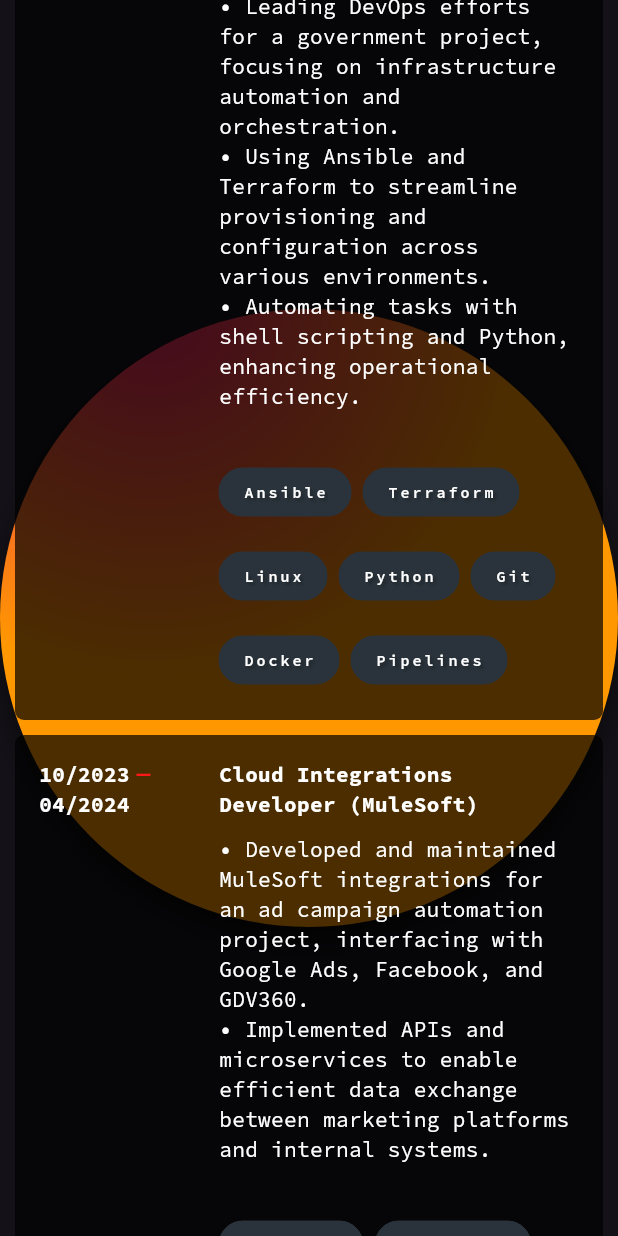
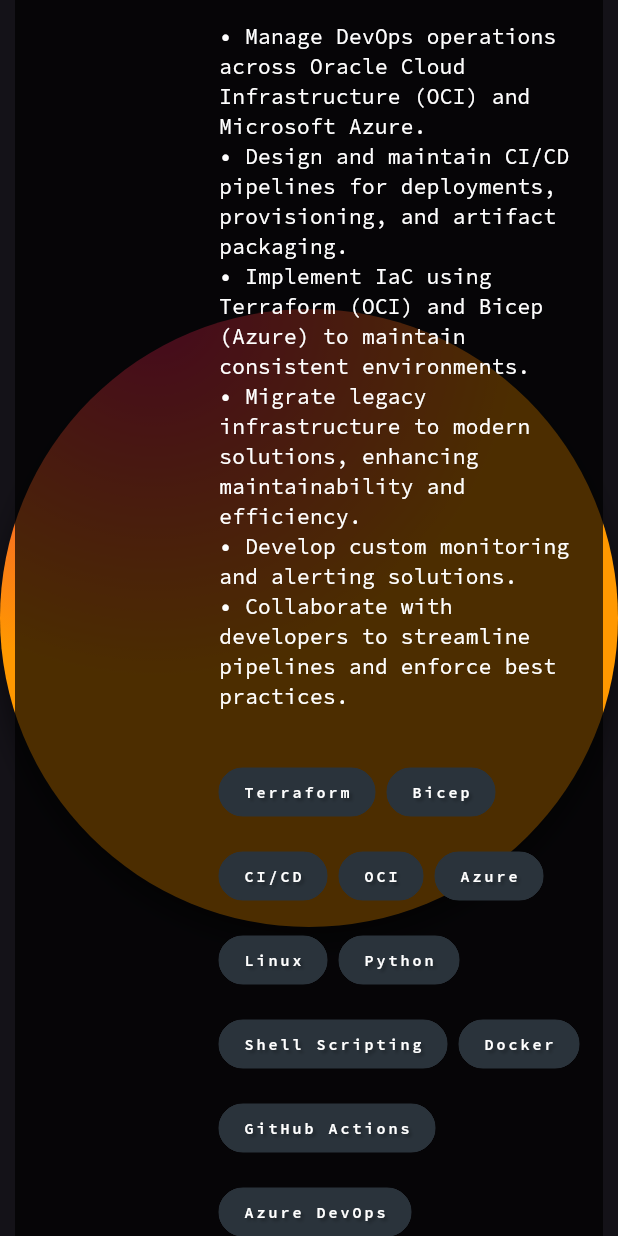
Before and after one commit to Nevelin-W/portfolio_monorepo, a Flutter app: the screen it shows after launch, scrolled down 1728 dp, on a phone screen of 412 x 824 dp. Run offline on Flutter 3.47's test engine with Material 3 defaults, Android fonts, the phone set to English and light mode, and no system bars; our stand-ins replace animated_text_kit, font_awesome_flutter, google_fonts; missing offline and left inert: dart:html.

Commit message:
experience section rewrite

```diff
--- a/apps/myportfolio/lib/main_page/scroll_column/experience_section/experience_section.dart
+++ b/apps/myportfolio/lib/main_page/scroll_column/experience_section/experience_section.dart
@@ -10,43 +10,32 @@ class ExperienceSection extends StatelessWidget {
       const ExperienceItem(
         startDate: '04/2024',
         endDate: 'Present',
-        title: 'DevOps Engineer',
+        title: 'DevOps Engineer — Accenture Baltics',
         description: '''
-• Leading DevOps efforts for a government project, focusing on infrastructure automation and orchestration.
-• Using Ansible and Terraform to streamline provisioning and configuration across various environments.
-• Automating tasks with shell scripting and Python, enhancing operational efficiency.
+• Manage DevOps operations across Oracle Cloud Infrastructure (OCI) and Microsoft Azure.
+• Design and maintain CI/CD pipelines for deployments, provisioning, and artifact packaging.
+• Implement IaC using Terraform (OCI) and Bicep (Azure) to maintain consistent environments.
+• Migrate legacy infrastructure to modern solutions, enhancing maintainability and efficiency.
+• Develop custom monitoring and alerting solutions.
+• Collaborate with developers to streamline pipelines and enforce best practices.
 ''',
         techList: [
-          'Ansible', 'Terraform', 'Linux', 'Python', 'Git', 'Docker', 'Pipelines'
+          'Terraform', 'Bicep', 'CI/CD', 'OCI', 'Azure', 'Linux', 'Python', 'Shell Scripting', 'Docker', 'GitHub Actions', 'Azure DevOps'
         ],
       ),
       const ExperienceItem(
-        startDate: '10/2023',
+        startDate: '04/2022',
         endDate: '04/2024',
-        title: 'Cloud Integrations Developer (MuleSoft)',
+        title: 'Cloud Integration Developer — Accenture Baltics',
         description: '''
-• Developed and maintained MuleSoft integrations for an ad campaign automation project, interfacing with Google Ads, Facebook, and GDV360.
-• Implemented APIs and microservices to enable efficient data exchange between marketing platforms and internal systems.
+• Progressed from Intern to Junior Developer to Integration Developer over two years.
+• Built and maintained API integrations using MuleSoft for enterprise and ad automation systems.
+• Contributed to data migration and automation workflows across client projects.
+• Developed foundational skills in integration logic, agile teamwork, and cloud platforms.
 ''',
-        techList: ['MuleSoft', 'Dataweave', 'JSON', 'XML', 'MUnit Tests', 'Google Ads API', 'Facebook API', 'GDV360'],
-      ),
-      const ExperienceItem(
-        startDate: '12/2022',
-        endDate: '10/2023',
-        title: 'Junior Cloud Integrations Developer (MuleSoft)',
-        description: '''
-• Contributed to the design and deployment of MuleSoft solutions for ad campaign automation.
-''',
-        techList: ['MuleSoft', 'Dataweave', 'JSON', 'XML', 'MUnit Tests'],
-      ),
-      const ExperienceItem(
-        startDate: '04/2022',
-        endDate: '12/2022',
-        title: 'Cloud Integrations (MuleSoft)',
-        description: '''
-• Assisted in a large-scale data migration project, gaining hands-on experience with MuleSoft integration tools.
-''',
-        techList: ['MuleSoft', 'Dataweave', 'JSON', 'XML'],
+        techList: [
+          'MuleSoft', 'Dataweave', 'JSON', 'XML', 'MUnit', 'API Integration', 'OCI', 'Azure'
+        ],
       ),
     ];
 
```
